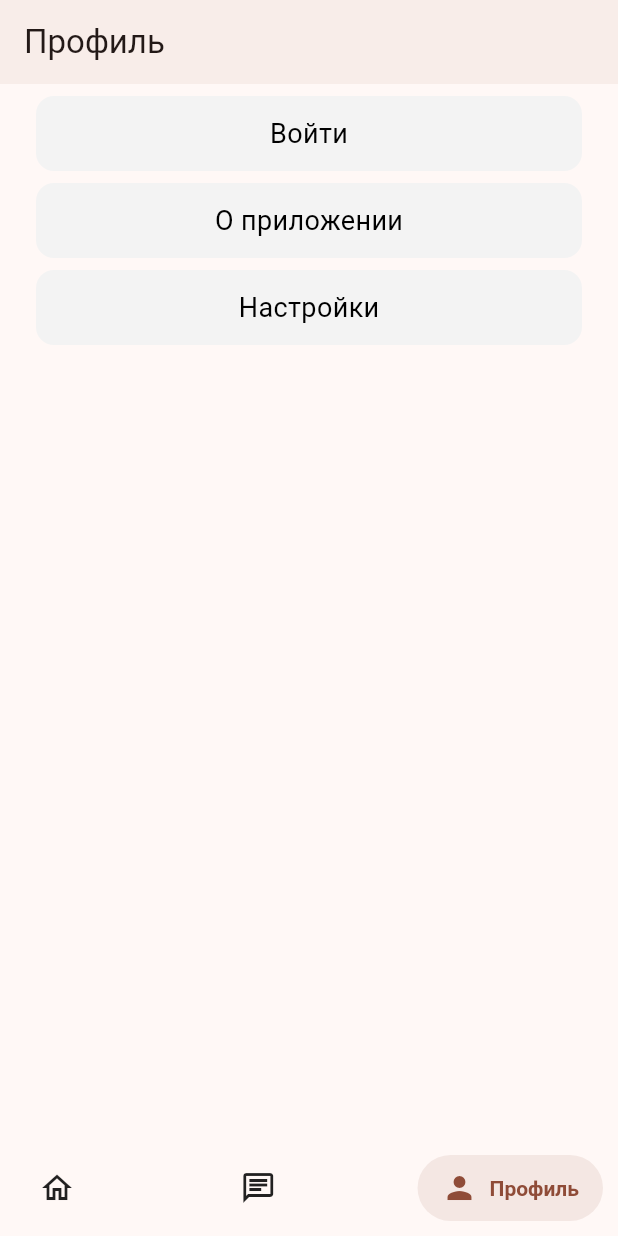
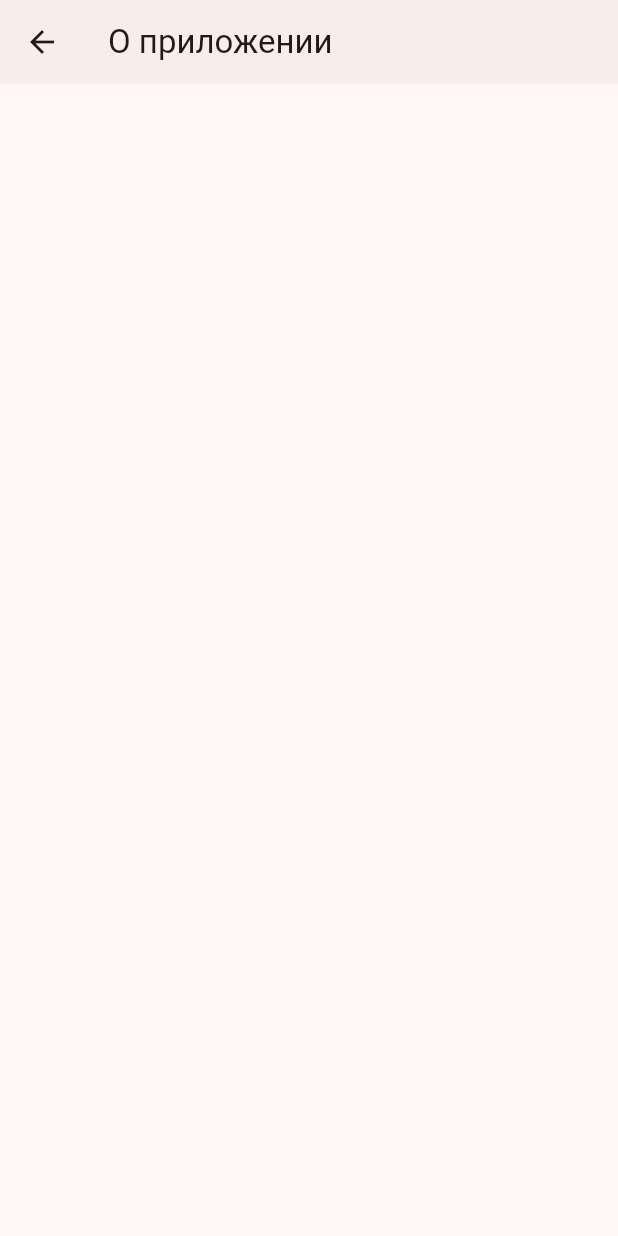
Before and after one commit to Cinema-AI-Developers/Cinema-AI-Flutter, a Flutter app: the screen it shows after launch, item 3 of the bottom bar chosen, after a tap on "О приложении", on a phone screen of 412 x 824 dp. Run offline on Flutter 3.47's test engine with Material 2 defaults, Android fonts, the phone set to English and light mode, and no system bars; drawn by our look-alikes of salomon_bottom_bar; our stand-ins replace animated_text_kit, flutter_bloc, flutter_dotenv, flutter_spinkit; network calls fail.

Commit message:
Add aboutapp

```diff
--- /dev/null
+++ b/lib/pages/AboutAppPage.dart
@@ -0,0 +1,16 @@
+import 'package:flutter/cupertino.dart';
+import 'package:flutter/material.dart';
+
+class AboutAppPage extends StatelessWidget {
+  const AboutAppPage({Key? key}) : super(key: key);
+
+  @override
+  Widget build(BuildContext context) {
+    return Scaffold(
+      appBar: AppBar(
+        elevation: 2,
+        title: const Text("О приложении"),
+      ),
+    );
+  }
+}
--- a/lib/pages/ProfilePage.dart
+++ b/lib/pages/ProfilePage.dart
@@ -1,4 +1,5 @@
 import 'package:cinema_ai/Widgets/ButtonWidget.dart';
+import 'package:cinema_ai/pages/AboutAppPage.dart';
 import 'package:flutter/cupertino.dart';
 import 'package:flutter/material.dart';
 import 'package:flutter_bloc/flutter_bloc.dart';
@@ -44,7 +45,12 @@ class InitialProfileStatePage extends StatelessWidget {
         const SizedBox(height: 8),
         ButtonWidget(
             text: 'О приложении',
-            onClick: () {},
+            onClick: () {
+              Navigator.push(
+                context,
+                MaterialPageRoute(builder: (context) => const AboutAppPage()),
+              );
+            },
             backgroundColor: const Color.fromARGB(255, 243, 243, 243)),
         const SizedBox(height: 8),
         ButtonWidget(
```
